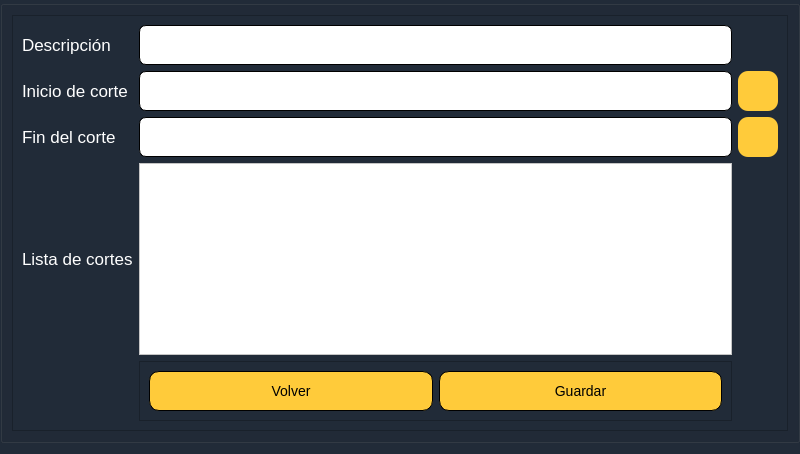
The window that EmergencyDispatcher_dialog_modify_map.ui (valetobares11/EmergencyDispatcher) describes before a commit, drawn with Qt 5.
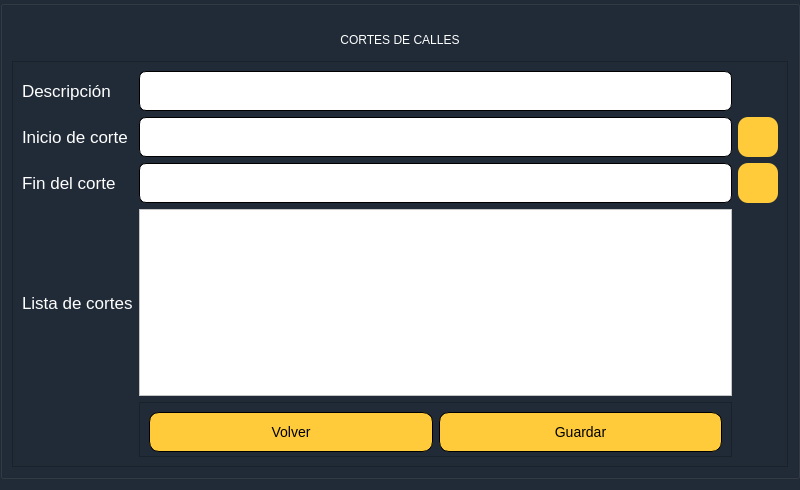
The same window after the commit. Icons and pictures are not drawn.

What changed in the file:
```diff
--- a/EmergencyDispatcher_dialog_modify_map.ui
+++ b/EmergencyDispatcher_dialog_modify_map.ui
@@ -62,6 +62,31 @@
       </sizepolicy>
      </property>
      <layout class="QVBoxLayout" name="verticalLayout">
+      <item>
+       <widget class="QLabel" name="label">
+        <property name="minimumSize">
+         <size>
+          <width>0</width>
+          <height>40</height>
+         </size>
+        </property>
+        <property name="maximumSize">
+         <size>
+          <width>16777215</width>
+          <height>30</height>
+         </size>
+        </property>
+        <property name="styleSheet">
+         <string notr="true">color: white;</string>
+        </property>
+        <property name="text">
+         <string>CORTES DE CALLES</string>
+        </property>
+        <property name="alignment">
+         <set>Qt::AlignCenter</set>
+        </property>
+       </widget>
+      </item>
       <item>
        <widget class="QFrame" name="frame">
         <property name="sizePolicy">
```
